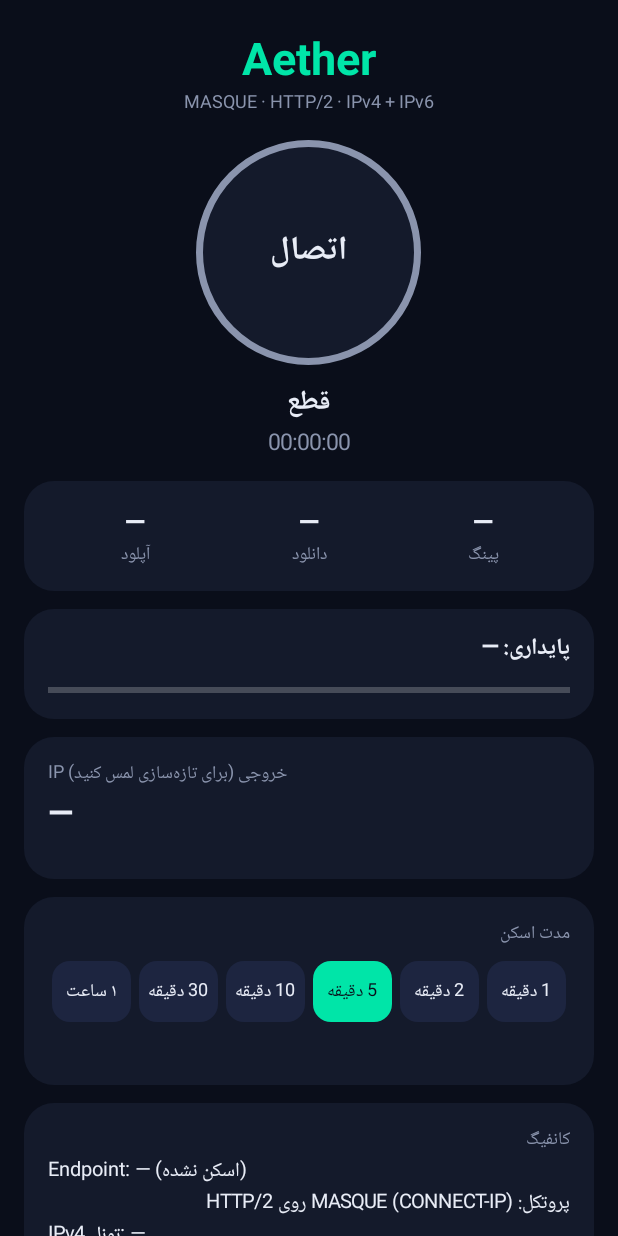
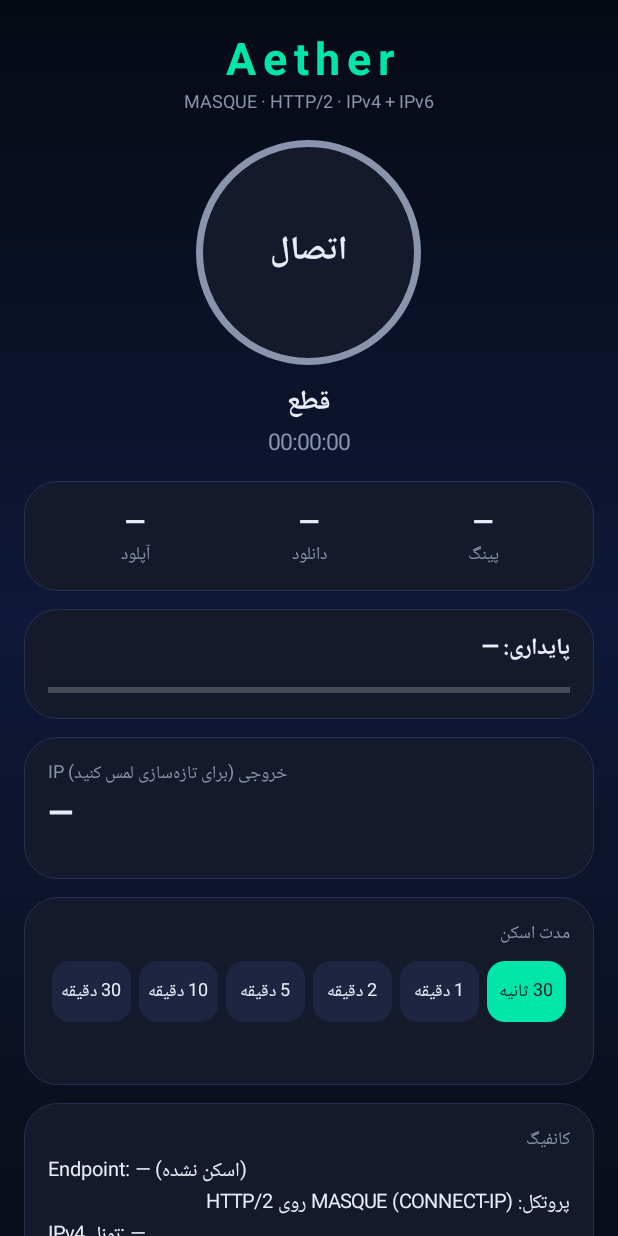
Before and after one commit to game94mod003-bot/Gameboster, an Android app: the screen it shows after launch (MainActivity), on a phone screen of 412 x 824 dp. Run offline under Robolectric (Android 15) with nearby library versions, the phone set to English and light mode, and no system bars.

Commit message:
Replace repository source

```diff
--- a/app/src/main/java/com/aether/vpn/MainActivity.kt
+++ b/app/src/main/java/com/aether/vpn/MainActivity.kt
@@ -15,6 +15,7 @@ import android.os.SystemClock
 import android.view.Gravity
 import android.view.View
 import android.widget.Button
+import android.widget.EditText
 import android.widget.LinearLayout
 import android.widget.ProgressBar
 import android.widget.ScrollView
@@ -34,7 +35,7 @@ class MainActivity : Activity() {
     private val cText = Color.parseColor("#E8ECF6")
     private val cSub = Color.parseColor("#8A94AD")
 
-    private val durations = intArrayOf(1, 2, 5, 10, 30, 60)
+    private val durations = intArrayOf(30, 60, 120, 300, 600, 1800)
 
     private lateinit var ring: GradientDrawable
     private lateinit var btnConn: TextView
@@ -53,10 +54,13 @@ class MainActivity : Activity() {
     private lateinit var btnScan: Button
     private lateinit var btnKey: Button
     private val chips = ArrayList<TextView>()
+    private lateinit var etLink: EditText
+    private var fontR: Typeface? = null
+    private var fontB: Typeface? = null
 
     @Volatile private var scanning = false
     private var scanStart = 0L
-    private var scanDur = 60
+    private var scanDur = 30
     private var gettingKey = false
     private var lastRx = 0L
     private var lastTx = 0L
@@ -80,7 +84,8 @@ class MainActivity : Activity() {
         l.setPadding(dp(16), dp(14), dp(16), dp(14))
         val g = GradientDrawable()
         g.setColor(cCard)
-        g.cornerRadius = dp(20).toFloat()
+        g.cornerRadius = dp(22).toFloat()
+        g.setStroke(dp(1), Color.parseColor("#26304F"))
         l.background = g
         val lp = LinearLayout.LayoutParams(-1, -2)
         lp.bottomMargin = dp(12)
@@ -119,7 +124,7 @@ class MainActivity : Activity() {
 
     private fun styleChips() {
         for (i in chips.indices) {
-            val sel = durations[i] == scanDur / 60
+            val sel = durations[i] == scanDur
             val g = GradientDrawable()
             g.cornerRadius = dp(12).toFloat()
             g.setColor(if (sel) cAccent else cCard2)
@@ -132,14 +137,26 @@ class MainActivity : Activity() {
         super.onCreate(savedInstanceState)
         window.statusBarColor = cBg
         window.navigationBarColor = cBg
-        scanDur = (Store.get(this, "scan_min", "5").toIntOrNull() ?: 5) * 60
+        scanDur = Store.get(this, "scan_sec", "30").toIntOrNull() ?: 30
 
         val root = LinearLayout(this)
         root.orientation = LinearLayout.VERTICAL
         root.setPadding(dp(16), dp(18), dp(16), dp(24))
 
         val sv = ScrollView(this)
-        sv.setBackgroundColor(cBg)
+        val bgG = GradientDrawable(GradientDrawable.Orientation.TOP_BOTTOM, intArrayOf(Color.parseColor("#060A14"), Color.parseColor("#0F1838"), Color.parseColor("#0A0E1A")))
+        sv.background = bgG
+        try {
+            fontR = Typeface.createFromAsset(assets, "fonts/vazir.ttf")
+            fontB = try {
+                Typeface.createFromAsset(assets, "fonts/vazir-bold.ttf")
+            } catch (e: Exception) {
+                fontR
+            }
+        } catch (e: Exception) {
+            fontR = null
+            fontB = null
+        }
         sv.fitsSystemWindows = true
         sv.layoutDirection = View.LAYOUT_DIRECTION_RTL
         sv.addView(root)
@@ -148,6 +165,7 @@ class MainActivity : Activity() {
         // header
         val title = tv("Aether", 30f, cAccent, true)
         title.gravity = Gravity.CENTER
+        title.letterSpacing = 0.15f
         root.addView(title)
         val sub = tv("MASQUE · HTTP/2 · IPv4 + IPv6", 12f, cSub)
         sub.gravity = Gravity.CENTER
@@ -227,7 +245,7 @@ class MainActivity : Activity() {
         clp.bottomMargin = dp(10)
         crow.layoutParams = clp
         for (m in durations) {
-            val chip = tv(if (m == 60) "۱ ساعت" else "$m دقیقه", 12f, cText)
+            val chip = tv(if (m < 60) "$m ثانیه" else "${m / 60} دقیقه", 12f, cText)
             chip.gravity = Gravity.CENTER
             chip.setPadding(dp(4), dp(10), dp(4), dp(10))
             val lp = LinearLayout.LayoutParams(0, -2, 1f)
@@ -236,8 +254,8 @@ class MainActivity : Activity() {
             chip.layoutParams = lp
             chip.setOnClickListener {
                 if (!scanning) {
-                    scanDur = m * 60
-                    Store.put(this, "scan_min", m.toString())
+                    scanDur = m
+                    Store.put(this, "scan_sec", m.toString())
                     styleChips()
                 }
             }
@@ -257,6 +275,22 @@ class MainActivity : Activity() {
         tvCfg = tv("—", 13f, cText)
         c6.addView(tvCfg)
         root.addView(c6)
+
+        // import aether:// link
+        val c8 = card()
+        c8.addView(tv("ورود لینک aether://", 12f, cSub))
+        etLink = EditText(this)
+        etLink.hint = "aether://?protocol=mim&outer=...&inner=..."
+        etLink.setHintTextColor(cSub)
+        etLink.setTextColor(cText)
+        etLink.textSize = 12f
+        etLink.setSingleLine(true)
+        etLink.layoutDirection = View.LAYOUT_DIRECTION_LTR
+        c8.addView(etLink)
+        val btnLink = button("ورود لینک", cCard2, cAccent)
+        btnLink.setOnClickListener { importLink(etLink.text.toString().trim()) }
+        c8.addView(btnLink)
+        root.addView(c8)
 
         btnScan = button("شروع اسکن", cCard2, cText)
         btnKey = button("دریافت کلید WARP", cCard2, cText)
@@ -283,6 +317,7 @@ class MainActivity : Activity() {
         if (Build.VERSION.SDK_INT >= 33) {
             requestPermissions(arrayOf("android.permission.POST_NOTIFICATIONS"), 2)
         }
+        applyFont(sv)
         lastT = SystemClock.elapsedRealtime()
         h.post(object : Runnable {
             override fun run() {
@@ -290,6 +325,46 @@ class MainActivity : Activity() {
                 h.postDelayed(this, 500)
             }
         })
+    }
+
+    private fun applyFont(v: View) {
+        if (v is TextView) {
+            val bold = v.typeface?.isBold == true
+            val f = if (bold) fontB else fontR
+            if (f != null && v.typeface != Typeface.MONOSPACE) v.typeface = f
+        }
+        if (v is android.view.ViewGroup) {
+            for (i in 0 until v.childCount) applyFont(v.getChildAt(i))
+        }
+    }
+
+    private fun splitHp(x: String): Pair<String, String> {
+        val i = x.lastIndexOf(':')
+        return if (i > 0) Pair(x.substring(0, i), x.substring(i + 1)) else Pair(x, "443")
+    }
+
+    private fun importLink(link: String) {
+        try {
+            val u = android.net.Uri.parse(link)
+            val outer = u.getQueryParameter("outer") ?: ""
+            val inner = u.getQueryParameter("inner") ?: ""
+            if (u.scheme != "aether" || (outer.isEmpty() && inner.isEmpty())) {
+                toast("لینک معتبر نیست")
+                return
+            }
+            if (outer.isNotEmpty()) {
+                val o = splitHp(outer)
+                Store.put(this, "imp_outer", o.first)
+                Store.put(this, "ep_host", o.first)
+                Store.put(this, "ep_port", o.second)
+            }
+            if (inner.isNotEmpty()) Store.put(this, "imp_inner", splitHp(inner).first)
+            AetherVpnService.log("لینک وارد شد: outer=$outer inner=$inner")
+            AetherVpnService.log("نکته: MASQUE×2 پیاده نشده؛ این دو آی‌پی به‌صورت تک‌هاپ امتحان می‌شوند")
+            toast("لینک وارد شد")
+        } catch (e: Exception) {
+            toast("لینک معتبر نیست")
+        }
     }
 
     private fun toast(m: String) {
@@ -319,7 +394,8 @@ class MainActivity : Activity() {
                     AetherVpnService.log("ابتدا کلید WARP گرفته می‌شود...")
                     WarpApi.register(this) { AetherVpnService.log(it) }
                 }
-                AetherVpnService.log("شروع اسکن (${dur / 60} دقیقه)")
+                WarpApi.ensureEnabled(this) { AetherVpnService.log(it) }
+                AetherVpnService.log("شروع اسکن (${dur} ثانیه)")
                 val res = Scanner.scan(this, dur)
                 val stat = "${Scanner.tested.get()} تست | TCP: ${Scanner.tcpOk.get()} | TLS+h2: ${Scanner.tlsOk.get()} | تاییدشده: ${Scanner.verified.get()}"
                 val errs = Scanner.errors.entries.sortedByDescending { it.value.get() }.take(3)
@@ -335,7 +411,7 @@ class MainActivity : Activity() {
                     Store.put(this, "ep_port", "443")
                     Store.put(this, "ep_ms", top[0].ms.toString())
                     Store.put(this, "ep_level", top[0].level.toString())
-                    Store.put(this, "ep_list", top.joinToString(",") { "${it.ip}@${it.mode}" })
+                    Store.put(this, "ep_list", top.joinToString(",") { "${it.ip}@${it.mode}@${it.sni}" })
                     AetherVpnService.log("بهترین: ${top[0].ip} (${top[0].ms}ms، سطح ${top[0].level}) | $stat")
                 }
             } catch (e: Exception) {
@@ -416,6 +492,7 @@ class MainActivity : Activity() {
         val st = AetherVpnService.state
         when (st) {
             "connected" -> {
+                btnConn.animate().scaleX(1f).scaleY(1f).setDuration(200).start()
                 setRing(cAccent)
                 btnConn.text = "قطع"
                 btnConn.setTextColor(cAccent)
@@ -424,6 +501,8 @@ class MainActivity : Activity() {
             }
             "connecting" -> {
                 setRing(if (tick % 2 == 0) cYellow else cCard2)
+                val sc = if (tick % 2 == 0) 1.07f else 1f
+                btnConn.animate().scaleX(sc).scaleY(sc).setDuration(450).start()
                 btnConn.text = "..."
                 btnConn.setTextColor(cYellow)
                 tvState.text = "در حال اتصال..."
```
Also changed, not shown: app/src/main/java/com/aether/vpn/AetherVpnService.kt (+28 -14 lines), app/src/main/java/com/aether/vpn/Net.kt (+5 -2 lines), app/src/main/java/com/aether/vpn/Scanner.kt (+14 -4 lines), app/src/main/java/com/aether/vpn/WarpApi.kt (+32 -0 lines), 2 other files.
